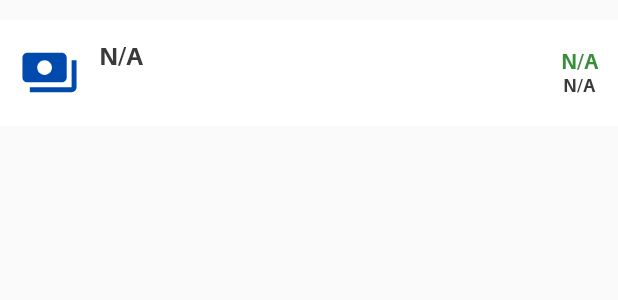
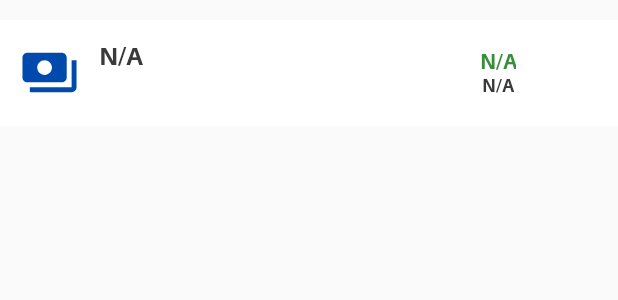
Before and after one commit to SHARIQQUE/CashMoov_agent, an Android app: the layout item_wallet.xml on its own in the app's theme, with its tools: preview values and no code run, on a phone screen of 412 x 824 dp. Shown: the top 300 px of the screen. Run offline under Robolectric (Android 15) with nearby library versions, the light colour scheme and no system bars.

Commit message:
commit by rahul regression points merchat 21-01-2023

```diff
--- a/app/src/main/res/layout/activity_receive_money_kyc_receipt.xml
+++ b/app/src/main/res/layout/activity_receive_money_kyc_receipt.xml
@@ -279,7 +279,7 @@
                     android:layout_height="wrap_content"
                     android:layout_gravity="center_vertical"
                     android:layout_marginLeft="@dimen/_5sdp"
-                    android:text="@string/amount"
+                    android:text="@string/amount_colon"
                     android:textColor="#000"
                     android:textSize="@dimen/_13sdp" />
 
--- a/app/src/main/res/layout/item_wallet.xml
+++ b/app/src/main/res/layout/item_wallet.xml
@@ -7,6 +7,7 @@
     android:padding="@dimen/_10sdp"
     android:background="#ffffff"
     android:orientation="horizontal"
+    android:layout_weight="1"
     android:layout_gravity="center_horizontal"
     android:layout_marginTop="@dimen/_10sdp">
 
@@ -20,7 +21,8 @@
 
 
         <LinearLayout
-            android:layout_width="wrap_content"
+            android:layout_weight=".6"
+            android:layout_width="0dp"
             android:layout_height="wrap_content"
             android:layout_marginLeft="@dimen/_10sdp"
             android:orientation="vertical">
@@ -30,6 +32,8 @@
                 android:layout_width="wrap_content"
                 android:layout_height="wrap_content"
                 android:fontFamily="@font/aileron_bold"
+                android:ellipsize="end"
+                android:maxLines="1"
                 android:gravity="center_horizontal"
                 android:lineSpacingExtra="10sp"
                 android:text="N/A"
@@ -58,18 +62,20 @@
 
         </LinearLayout>
 
-        <TextView
-            android:layout_width="match_parent"
-            android:layout_height="wrap_content"
-            android:layout_weight="1"/>
+
 
         <LinearLayout
-            android:layout_width="wrap_content"
+            android:layout_weight=".4"
+            android:layout_width="0dp"
+
             android:layout_height="wrap_content"
             android:layout_gravity="center"
             android:orientation="vertical"
             android:gravity="center">
             <TextView
+                android:singleLine="true"
+                android:ellipsize="end"
+
                 android:id="@+id/tvAmount"
                 android:layout_width="wrap_content"
                 android:layout_height="match_parent"
--- a/app/src/main/res/values/strings.xml
+++ b/app/src/main/res/values/strings.xml
@@ -112,7 +112,7 @@
 
     <string name="visit_our_site">Visit our site</string>
     <string name="about_cashmoov_app">About Cashmoov App</string>
-    <string name="version">Version : 19-01-2023</string>
+    <string name="version">Version : 21-01-2023</string>
     <string name="platform_cash_moov">Platform : CASH MOOV</string>
     <string name="user_id">User ID : AR1234567890</string>
     <string name="acc_created">Account created!</string>
```
Also changed, not shown: app/src/main/java/com/agent/cashmoovui/receive_money/ReceiveMoneyConfirmScreen.java (+4 -4 lines), app/src/main/java/com/agent/cashmoovui/receive_money/ReceiveMoneyDetailScreen.java (+25 -9 lines), 1 other file.
